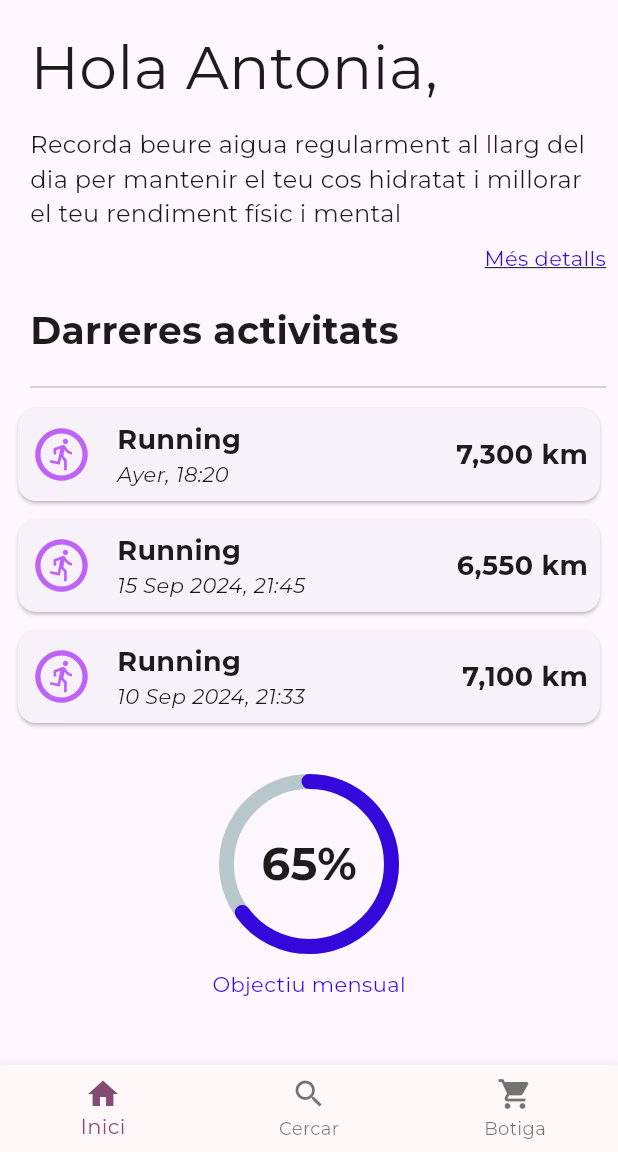
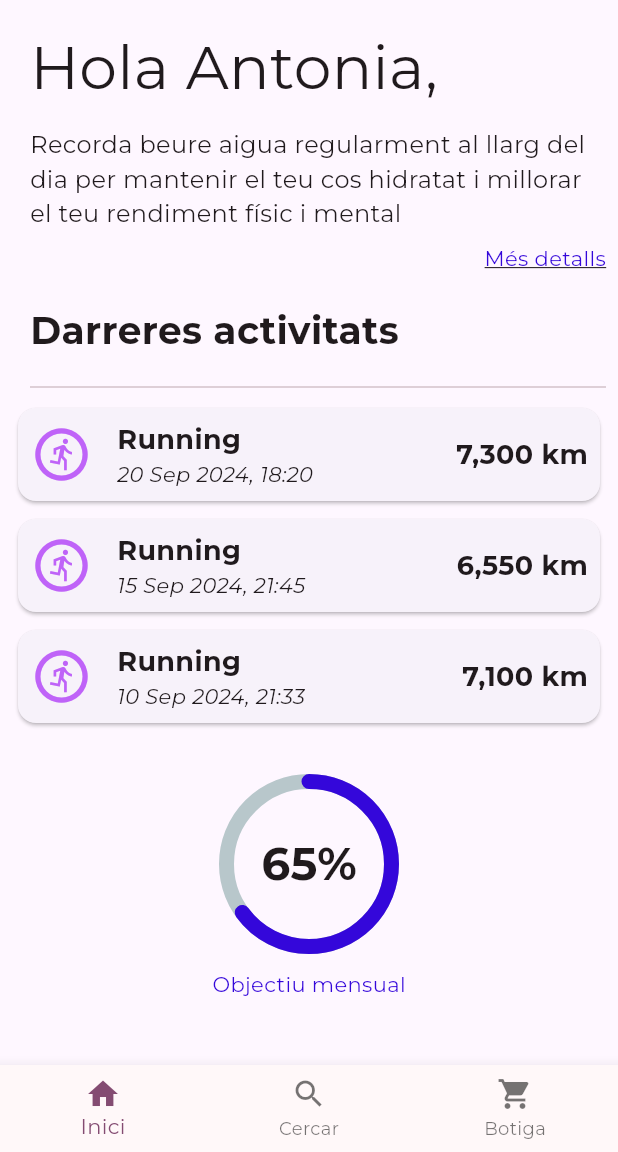
Before and after one commit to davidsarri/flutter_fitness_time, a Flutter app: the screen it shows after launch, on a phone screen of 412 x 824 dp, the part 84-1236 px from its top. Run offline on Flutter 3.47's test engine with Material 3 defaults, Android fonts, the phone set to English and light mode, and no system bars; drawn by our look-alikes of percent_indicator; our stand-ins replace google_fonts; network calls fail.

Commit message:
cambiat a les activitats que la data d'aquesta sigui datetime enlloc d'string

```diff
--- /dev/null
+++ b/lib/controladors/date_controller.dart
@@ -0,0 +1,15 @@
+import 'package:intl/intl.dart';
+
+class DateController {
+  static String formatDateTime(DateTime dateTime) {
+    final now = DateTime.now();
+
+    if (dateTime.year == now.year &&
+        dateTime.month == now.month &&
+        dateTime.day == now.day - 1) {
+      return "ahir, ${DateFormat.Hm().format(dateTime)}";
+    } else {
+      return DateFormat('d MMM yyyy, HH:mm').format(dateTime);
+    }
+  }
+}
--- a/lib/models/activity_model.dart
+++ b/lib/models/activity_model.dart
@@ -1,6 +1,6 @@
 class ActivityModel {
   String activitat;
-  String data;
+  DateTime data;
   String distancia;
 
   ActivityModel({
--- a/lib/models/profile_model.dart
+++ b/lib/models/profile_model.dart
@@ -31,11 +31,20 @@ class ProfileModel {
 
 List<ActivityModel> antoniaActivities = [
   ActivityModel(
-      activitat: "Running", data: "Ayer, 18:20", distancia: "7,300 km"),
+    activitat: "Running",
+    data: DateTime(2024, 9, 20, 18, 20),
+    distancia: "7,300 km",
+  ),
   ActivityModel(
-      activitat: "Running", data: "15 Sep 2024, 21:45", distancia: "6,550 km"),
+    activitat: "Running",
+    data: DateTime(2024, 9, 15, 21, 45),
+    distancia: "6,550 km",
+  ),
   ActivityModel(
-      activitat: "Running", data: "10 Sep 2024, 21:33", distancia: "7,100 km"),
+    activitat: "Running",
+    data: DateTime(2024, 9, 10, 21, 33),
+    distancia: "7,100 km",
+  ),
 ];
 
 ProfileModel profile = ProfileModel(
--- a/lib/vistes/main_view.dart
+++ b/lib/vistes/main_view.dart
@@ -1,3 +1,4 @@
+import 'package:fitness_time/controladors/date_controller.dart';
 import 'package:fitness_time/models/profile_model.dart';
 import 'package:fitness_time/vistes/profile_view.dart';
 import 'package:flutter/material.dart';
@@ -115,7 +116,7 @@ class MainView extends StatelessWidget {
                               ),
                             ),
                             Text(
-                              activity.data,
+                              DateController.formatDateTime(activity.data),
                               style: TextStyle(
                                 fontSize: 14,
                                 fontStyle: FontStyle.italic,
--- a/pubspec.yaml
+++ b/pubspec.yaml
@@ -36,6 +36,7 @@ dependencies:
   cupertino_icons: ^1.0.8
   google_fonts: ^6.2.1
   percent_indicator: ^4.2.4
+  intl: ^0.20.1
 
 dev_dependencies:
   flutter_test:
```
Also changed, not shown: pubspec.lock.
